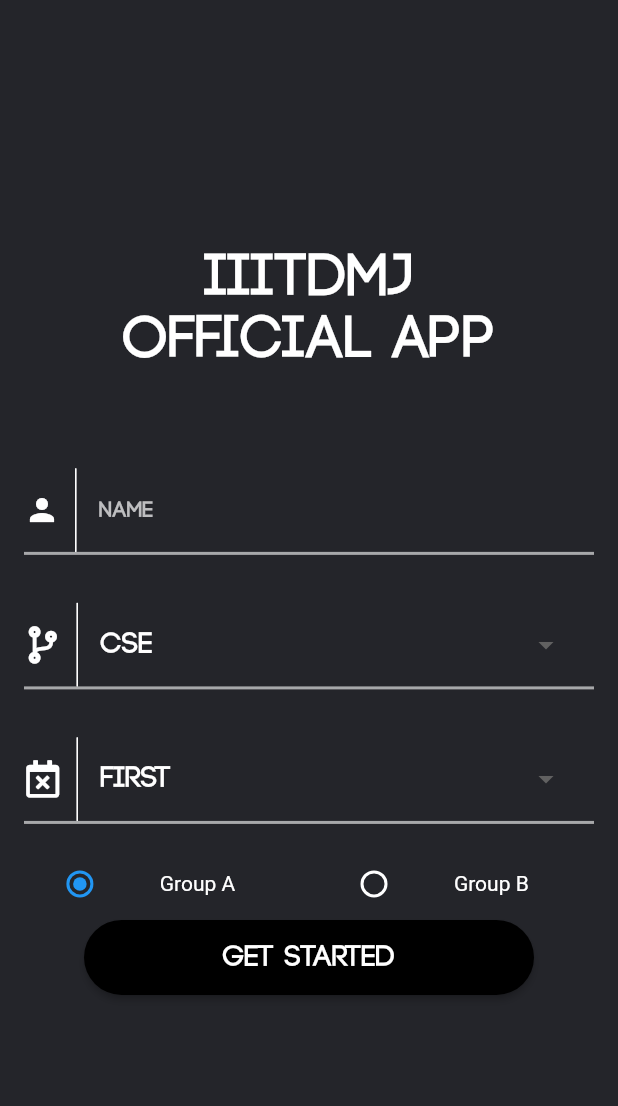
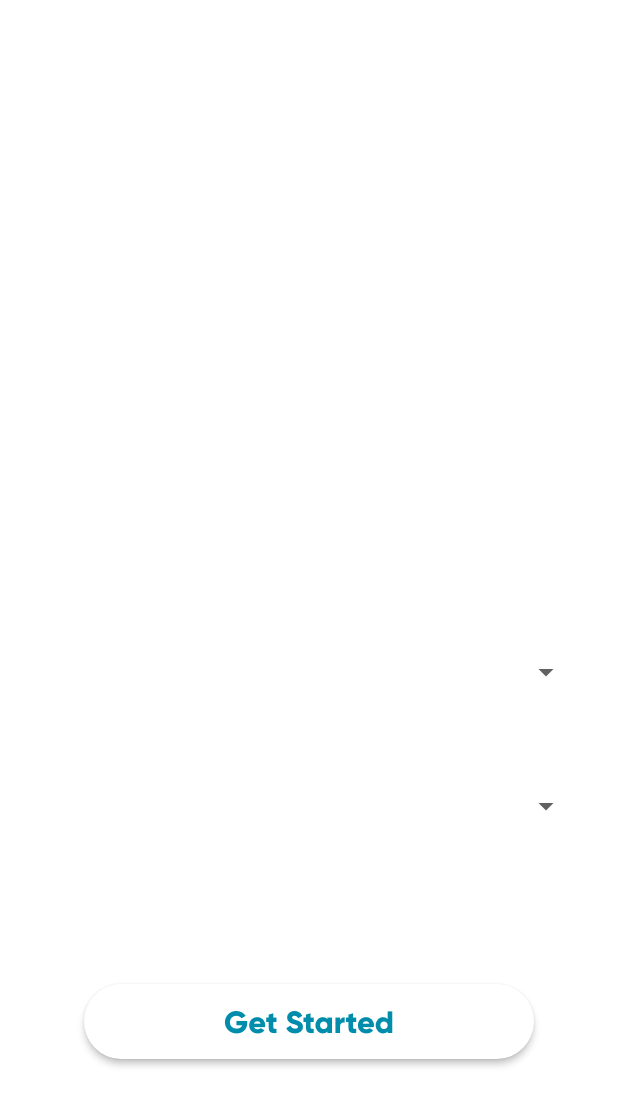
Before and after one commit to Fuzzy-Spork/iiitdmj-companion, a Flutter app: the screen it shows after launch, on a phone screen of 412 x 824 dp. Shown: the top 1106 px of the screen. Run offline on Flutter 3.47's test engine with Material 2 defaults, Android fonts, the phone set to English and light mode, and no system bars; drawn by our look-alikes of rounded_loading_button; our stand-ins replace cloud_firestore, font_awesome_flutter, shared_preferences; accounts and stored records are empty; generated files the repository leaves out were written again; Roboto replaces fonts that are missing (Hind).

Commit message:
Dashboard Integration + new theme

```diff
--- a/lib/main.dart
+++ b/lib/main.dart
@@ -1,7 +1,7 @@
 import 'package:flutter/material.dart';
+import 'package:iiitdmjcompanion/screens/dashboard_sample.dart';
 import 'package:iiitdmjcompanion/screens/login_screen.dart';
 import 'package:iiitdmjcompanion/services/storage_service.dart';
-import 'screens/dashboard.dart';
 
 //Use Future builder to access database to access app database
 void main() {
@@ -15,19 +15,9 @@ class MyApp extends StatelessWidget {
       debugShowCheckedModeBanner: false,
       title: 'Flutter Demo',
       theme: ThemeData(
-        primaryColor: Color(0xff24252A),
-        backgroundColor: Color(0xff24252A),
-        fontFamily: 'code-bold',
-        textTheme: TextTheme(
-          headline1: TextStyle(
-            fontSize: 40.0,
-            fontWeight: FontWeight.bold,
-            color: Colors.white,
-          ),
-          headline6: TextStyle(fontSize: 24.0, fontStyle: FontStyle.italic),
-          bodyText2: TextStyle(fontSize: 14.0, fontFamily: 'Hind'),
-        ),
-      ),
+          scaffoldBackgroundColor: Colors.white,
+          fontFamily: 'gilroy',
+          textTheme: TextTheme()),
       home: LandingPage(),
     );
   }
@@ -56,7 +46,6 @@ class _LandingPageState extends State<LandingPage> {
                   title: 'User Sign Up',
                 );
               } else {
-                //TODO: Complete DashBoard
                 return DashBoard();
               }
             } catch (e) {
--- a/lib/screens/login_screen.dart
+++ b/lib/screens/login_screen.dart
@@ -1,6 +1,7 @@
 import 'package:flutter/cupertino.dart';
 import 'package:flutter/material.dart';
 import 'package:font_awesome_flutter/font_awesome_flutter.dart';
+import 'package:iiitdmjcompanion/constants.dart';
 import 'package:iiitdmjcompanion/main.dart';
 import 'package:iiitdmjcompanion/models/class/class.dart';
 import 'package:iiitdmjcompanion/models/user/user.dart';
@@ -86,11 +87,13 @@ class _UserSignUpScreenState extends State<UserSignUpScreen> {
     return Theme(
       data: ThemeData(
         unselectedWidgetColor: Colors.white,
+        primaryColor: Colors.white,
       ),
       child: Row(
         mainAxisAlignment: MainAxisAlignment.spaceEvenly,
         children: <Widget>[
           Radio<Group>(
+            activeColor: Colors.white,
             value: Group.A,
             groupValue: selectedGroup,
             onChanged: (Group value) {
@@ -107,6 +110,7 @@ class _UserSignUpScreenState extends State<UserSignUpScreen> {
             width: 10.0,
           ),
           Radio<Group>(
+            activeColor: Colors.white,
             value: Group.B,
             groupValue: selectedGroup,
             onChanged: (Group value) {
@@ -131,9 +135,9 @@ class _UserSignUpScreenState extends State<UserSignUpScreen> {
   Widget build(BuildContext context) {
     var horizVal = displaySafeWidthBlocks(context);
     var vertVal = displaySafeHeightBlocks(context);
+    Size size = MediaQuery.of(context).size;
     return Scaffold(
       body: Container(
-        color: Theme.of(context).backgroundColor,
         child: SafeArea(
           child: Center(
             child: ListView(
@@ -142,8 +146,13 @@ class _UserSignUpScreenState extends State<UserSignUpScreen> {
                   height: vertVal * 20,
                 ),
                 Text(
-                  'IIITDMJ\nOfficial App',
-                  style: Theme.of(context).textTheme.headline1,
+                  'IIITDMJ\nCOMPANION',
+                  style: TextStyle(
+                    fontSize: size.height * 0.05,
+                    color: Colors.white,
+                    fontFamily: 'gilroy',
+                    fontWeight: FontWeight.w900,
+                  ),
                   textAlign: TextAlign.center,
                 ),
                 SizedBox(
@@ -183,6 +192,7 @@ class _UserSignUpScreenState extends State<UserSignUpScreen> {
                               child: TextField(
                                 style: TextStyle(
                                   fontSize: 24,
+                                  fontFamily: 'gilroy',
                                   color: Colors.white,
                                 ),
                                 onChanged: (typed) {
@@ -190,11 +200,11 @@ class _UserSignUpScreenState extends State<UserSignUpScreen> {
                                   print(name);
                                 },
                                 decoration: InputDecoration(
-                                  labelText: 'name',
+                                  labelText: 'Name',
                                   labelStyle: TextStyle(
                                     color: Colors.white70,
                                     fontSize: 15,
-                                    fontFamily: 'code-bold',
+                                    fontFamily: 'gilroy',
                                   ),
                                   border: InputBorder.none,
                                 ),
@@ -303,16 +313,19 @@ class _UserSignUpScreenState extends State<UserSignUpScreen> {
                 Center(
                   child: groupRadio(),
                 ),
+                SizedBox(
+                  height: size.height * 0.03,
+                ),
                 RoundedLoadingButton(
                   controller: _btnController,
-                  color: Colors.black,
-                  child: Text(
-                    'Get Started',
-                    style: Theme.of(context)
-                        .textTheme
-                        .headline1
-                        .copyWith(fontSize: 20),
-                  ),
+                  color: Colors.white,
+                  child: Text('Get Started',
+                      style: TextStyle(
+                        fontSize: size.height * 0.025,
+                        fontFamily: 'gilroy',
+                        fontWeight: FontWeight.w900,
+                        color: kBackgroundColor,
+                      )),
                   onPressed: () async {
                     var storageService = await StorageService.getInstance();
                     _btnController.start();
```
Also changed, not shown: lib/constants.dart (added, +43 -0 lines), lib/screens/dashboard_sample.dart (added, +335 -0 lines), pubspec.yaml (+7 -4 lines), pubspec.lock.
